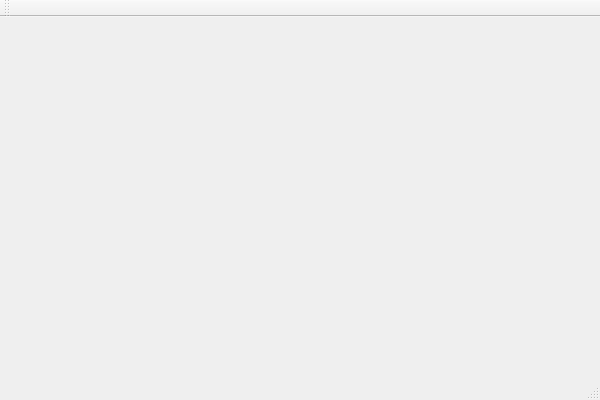
Before: the Qt Designer form jmesquita/FSPhone/mainwindow.ui in freeswitch/freeswitch-contrib, drawn with Qt 5.
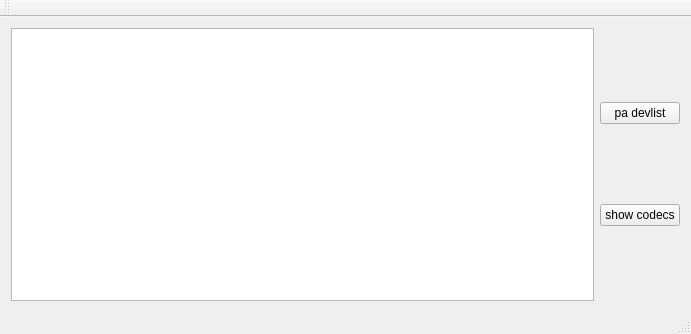
After: the same form once the commit is applied.

Commit message: Added a couple of API calls from the interface. We still need to shutdown properly.

Diff of the .ui file:
```diff
--- a/jmesquita/FSPhone/mainwindow.ui
+++ b/jmesquita/FSPhone/mainwindow.ui
@@ -1,24 +1,63 @@
 <ui version="4.0">
  <class>MainWindow</class>
- <widget class="QMainWindow" name="MainWindow" >
-  <property name="geometry" >
+ <widget class="QMainWindow" name="MainWindow">
+  <property name="geometry">
    <rect>
     <x>0</x>
     <y>0</y>
-    <width>600</width>
-    <height>400</height>
+    <width>691</width>
+    <height>334</height>
    </rect>
   </property>
   <property name="windowTitle" >
    <string>MainWindow</string>
   </property>
-  <widget class="QMenuBar" name="menuBar" />
-  <widget class="QToolBar" name="mainToolBar" />
-  <widget class="QWidget" name="centralWidget" />
-  <widget class="QStatusBar" name="statusBar" />
+  <widget class="QWidget" name="centralWidget">
+   <layout class="QHBoxLayout" name="horizontalLayout">
+    <item>
+     <widget class="QTextEdit" name="textEdit"/>
+    </item>
+    <item>
+     <layout class="QVBoxLayout" name="verticalLayout">
+      <item>
+       <widget class="QPushButton" name="paDevlistBtn">
+        <property name="text">
+         <string>pa devlist</string>
+        </property>
+       </widget>
+      </item>
+      <item>
+       <widget class="QPushButton" name="showCodecsBtn">
+        <property name="text">
+         <string>show codecs</string>
+        </property>
+       </widget>
+      </item>
+     </layout>
+    </item>
+   </layout>
+  </widget>
+  <widget class="QMenuBar" name="menuBar">
+   <property name="geometry">
+    <rect>
+     <x>0</x>
+     <y>0</y>
+     <width>691</width>
+     <height>24</height>
+    </rect>
+   </property>
+  </widget>
+  <widget class="QToolBar" name="mainToolBar">
+   <attribute name="toolBarArea">
+    <enum>TopToolBarArea</enum>
+   </attribute>
+   <attribute name="toolBarBreak">
+    <bool>false</bool>
+   </attribute>
+  </widget>
+  <widget class="QStatusBar" name="statusBar"/>
  </widget>
- <layoutDefault spacing="6" margin="11" />
- <pixmapfunction></pixmapfunction>
+ <layoutdefault spacing="6" margin="11"/>
  <resources/>
  <connections/>
 </ui>
```
Left out of the diff: 3 changed lines with no effect on the pictures. The commit also changes 4 other files.
